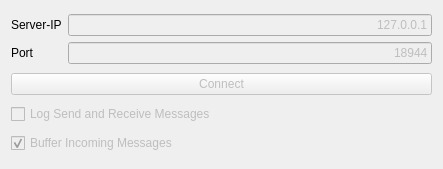
Qt form Modules/OpenIGTLinkUI/Qmitk/QmitkIGTLDeviceSetupConnectionWidgetControls.ui (MITK/MITK) before a commit.
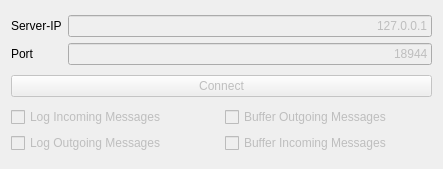
The same form after that commit.

Commit message: Added two new checkboxes to turn on/off: outgoing message buffering, incoming message buffering, incoming message logging  and outgoing message logging

The edit to the form file:
```diff
--- a/Modules/OpenIGTLinkUI/Qmitk/QmitkIGTLDeviceSetupConnectionWidgetControls.ui
+++ b/Modules/OpenIGTLinkUI/Qmitk/QmitkIGTLDeviceSetupConnectionWidgetControls.ui
@@ -42,19 +42,6 @@
      </property>
     </widget>
    </item>
-   <item row="5" column="0">
-    <widget class="QCheckBox" name="logSendReceiveMsg">
-     <property name="enabled">
-      <bool>false</bool>
-     </property>
-     <property name="toolTip">
-      <string>Enable this checkbox to log the send and receive message events</string>
-     </property>
-     <property name="text">
-      <string>Log Send and Receive Messages</string>
-     </property>
-    </widget>
-   </item>
    <item row="2" column="0">
     <layout class="QGridLayout" name="gridLayout_2">
      <item row="2" column="0">
@@ -114,8 +101,33 @@
      </item>
     </layout>
    </item>
-   <item row="6" column="0">
-    <widget class="QCheckBox" name="bufferMsgCheckBox">
+   <item row="5" column="0">
+    <layout class="QGridLayout" name="gridLayout">
+     <item row="0" column="0">
+      <widget class="QCheckBox" name="logIncomingMsg">
+       <property name="enabled">
+        <bool>false</bool>
+       </property>
+       <property name="toolTip">
+        <string>Enable this checkbox to log the send and receive message events</string>
+       </property>
+       <property name="text">
+        <string>Log Incoming Messages</string>
+       </property>
+      </widget>
+     </item>
+     <item row="0" column="1">
+      <widget class="QCheckBox" name="bufferOutMsgCheckBox">
+       <property name="enabled">
+        <bool>false</bool>
+       </property>
+       <property name="text">
+        <string>Buffer Outgoing Messages</string>
+       </property>
+      </widget>
+     </item>
+     <item row="1" column="1">
+      <widget class="QCheckBox" name="bufferInMsgCheckBox">
      <property name="enabled">
       <bool>false</bool>
      </property>
@@ -126,9 +138,21 @@
       <string>Buffer Incoming Messages</string>
      </property>
      <property name="checked">
-      <bool>true</bool>
-     </property>
-    </widget>
+        <bool>false</bool>
+       </property>
+      </widget>
+     </item>
+     <item row="1" column="0">
+      <widget class="QCheckBox" name="logOutgoingMsg">
+       <property name="enabled">
+        <bool>false</bool>
+       </property>
+       <property name="text">
+        <string>Log Outgoing Messages</string>
+       </property>
+      </widget>
+     </item>
+    </layout>
    </item>
   </layout>
  </widget>
```
Lines whose indentation alone changed are shown as unchanged. The commit also changes 3 other files.
